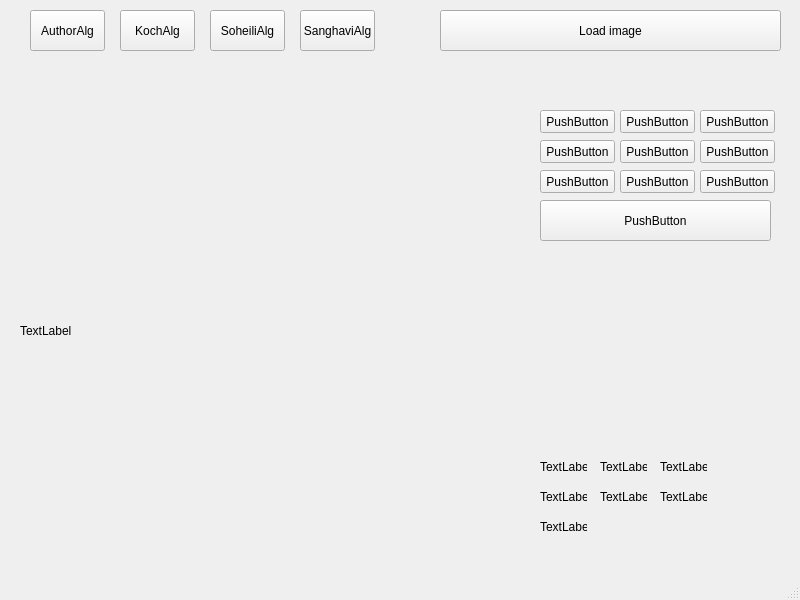
Qt form mainwindow.ui (Loksli17/digital-signature-pro-turbo) before a commit.
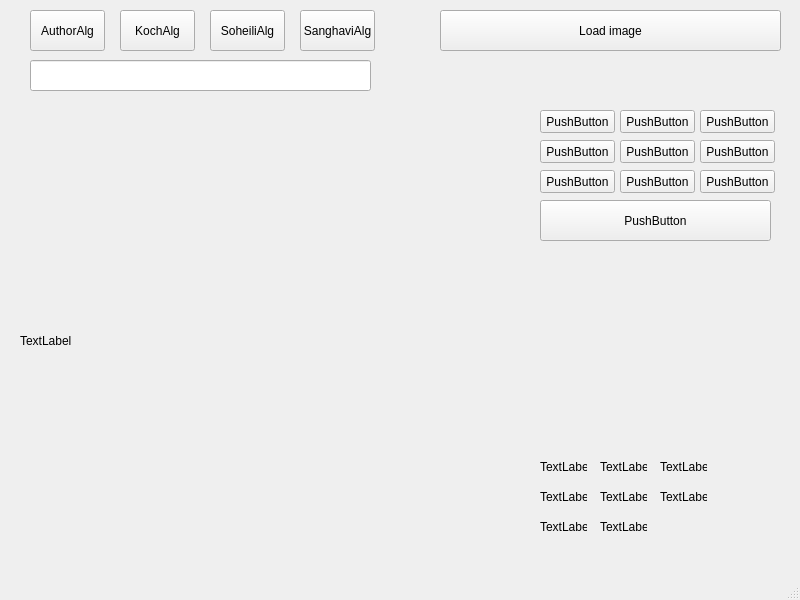
The same form after that commit.

Commit message: author alg + qulity info

What changed in the file:
```diff
--- a/mainwindow.ui
+++ b/mainwindow.ui
@@ -200,9 +200,9 @@
     <property name="geometry">
      <rect>
       <x>20</x>
-      <y>120</y>
+      <y>140</y>
       <width>491</width>
-      <height>421</height>
+      <height>401</height>
      </rect>
     </property>
     <property name="text">
@@ -313,6 +313,29 @@
      <string>TextLabel</string>
     </property>
    </widget>
+   <widget class="QLineEdit" name="signature">
+    <property name="geometry">
+     <rect>
+      <x>30</x>
+      <y>60</y>
+      <width>341</width>
+      <height>31</height>
+     </rect>
+    </property>
+   </widget>
+   <widget class="QLabel" name="IF">
+    <property name="geometry">
+     <rect>
+      <x>600</x>
+      <y>520</y>
+      <width>47</width>
+      <height>13</height>
+     </rect>
+    </property>
+    <property name="text">
+     <string>TextLabel</string>
+    </property>
+   </widget>
   </widget>
   <widget class="QMenuBar" name="menubar">
    <property name="geometry">
```
Left out of the diff: 14 changed lines with no effect on the pictures. The commit also changes 2 other files.
